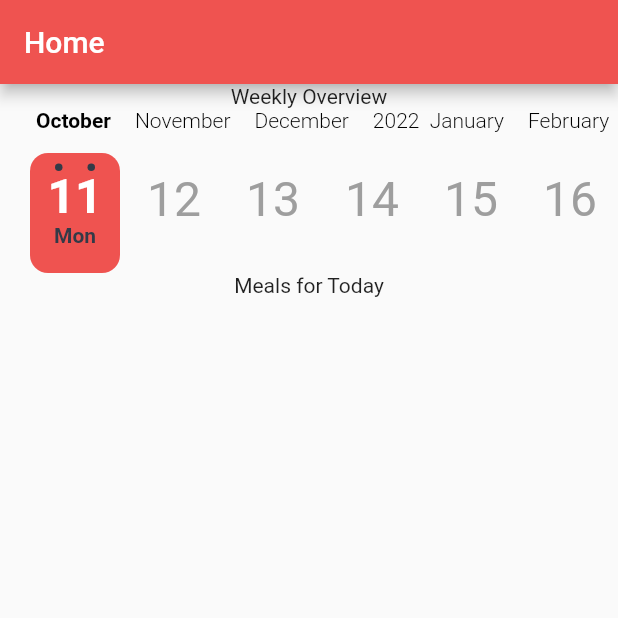
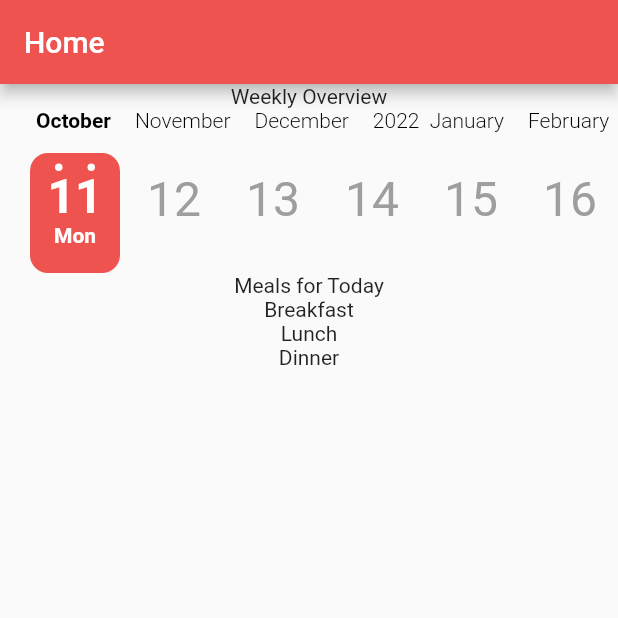
Before and after one commit to Jessica-Trujillo/MealPrep, a Flutter app: the HomePage screen opened directly, on a phone screen of 412 x 824 dp, the top half of it. Run offline on Flutter 3.47's test engine with Material 2 defaults, Android fonts, the light colour scheme and no system bars; drawn by our look-alikes of calendar_timeline; our stand-ins replace cloud_firestore, firebase_auth, firebase_core, flutter_calendar_carousel; missing offline and left inert: cloud_firestore_web, firebase_auth_web, firebase_core_web; accounts and stored records are empty.

Commit message:
Styling and QOL changes

```diff
--- a/MealPrep/lib/Home/HomePage.dart
+++ b/MealPrep/lib/Home/HomePage.dart
@@ -40,15 +40,16 @@ class _HomePageState extends State<HomePage> {
             context,
             MaterialPageRoute(builder: (context) => page),
           ).then((value) => setState(() {}));
+          _selectedDate = date;
         });
       },
       leftMargin: 20,
       monthColor: Colors.black,
       dayColor: Colors.grey,
-      dayNameColor: Color(0xFF333A47),
+      dayNameColor: Colors.white,
       activeDayColor: Colors.white,
       activeBackgroundDayColor: MyColors.accentColor,
-      dotsColor: Color(0xFF333A47),
+      dotsColor: Colors.white,
       selectableDayPredicate: (date) => date.day != 23,
       locale: 'en',
     );
@@ -62,7 +63,10 @@ class _HomePageState extends State<HomePage> {
         children: <Widget>[
           Text('Weekly Overview'),
           _calendarTimeline,
-          Text('Meals for Today')
+          Text('Meals for Today'),
+          Text('Breakfast'),
+          Text('Lunch'),
+          Text('Dinner')
         ],
       ),
     );
```
